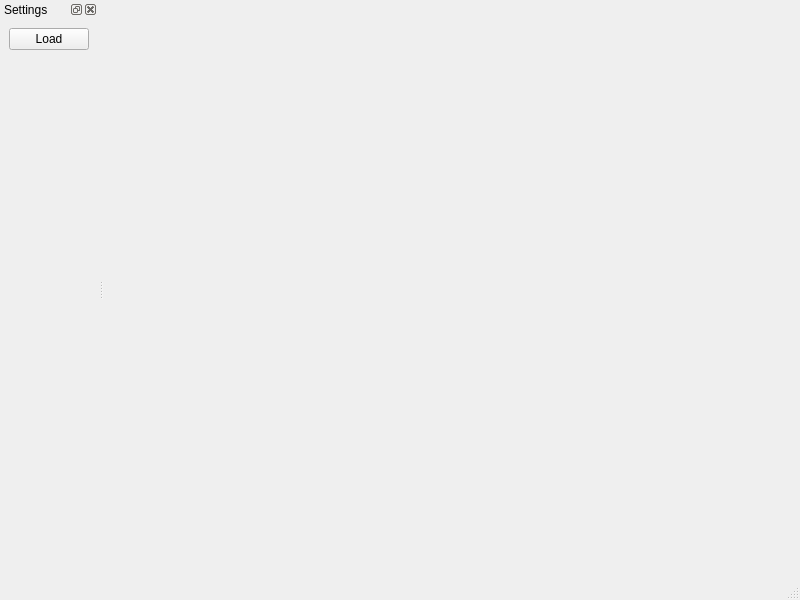
Qt form src/geoPortal/ui/MainWindow.ui (AlexBobkov/hyexplorer) before a commit.
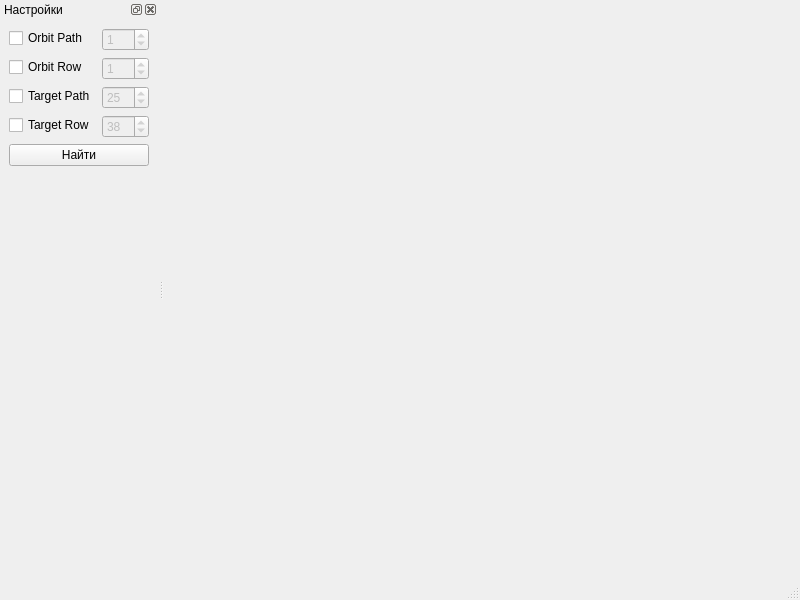
The same form after that commit.

```diff
--- a/src/geoPortal/ui/MainWindow.ui
+++ b/src/geoPortal/ui/MainWindow.ui
@@ -27,7 +27,7 @@
   <widget class="QStatusBar" name="statusbar"/>
   <widget class="QDockWidget" name="dockWidget">
    <property name="windowTitle">
-    <string>Settings</string>
+    <string>Настройки</string>
    </property>
    <attribute name="dockWidgetArea">
     <number>1</number>
@@ -35,9 +35,99 @@
    <widget class="QWidget" name="dockWidgetContents">
     <layout class="QVBoxLayout" name="verticalLayout">
      <item>
-      <widget class="QPushButton" name="pushButton">
+      <layout class="QFormLayout" name="formLayout">
+       <item row="0" column="0">
+        <widget class="QCheckBox" name="orbitPathCheckBox">
+         <property name="text">
+          <string>Orbit Path</string>
+         </property>
+        </widget>
+       </item>
+       <item row="0" column="1">
+        <widget class="QSpinBox" name="orbitPathSpinBox">
+         <property name="enabled">
+          <bool>false</bool>
+         </property>
+         <property name="maximum">
+          <number>233</number>
+         </property>
+         <property name="value">
+          <number>1</number>
+         </property>
+        </widget>
+       </item>
+       <item row="1" column="0">
+        <widget class="QCheckBox" name="orbitRowCheckBox">
+         <property name="text">
+          <string>Orbit Row</string>
+         </property>
+        </widget>
+       </item>
+       <item row="1" column="1">
+        <widget class="QSpinBox" name="orbitRowSpinBox">
+         <property name="enabled">
+          <bool>false</bool>
+         </property>
+         <property name="maximum">
+          <number>248</number>
+         </property>
+         <property name="value">
+          <number>1</number>
+         </property>
+        </widget>
+       </item>
+       <item row="2" column="0">
+        <widget class="QCheckBox" name="targetPathCheckBox">
+         <property name="text">
+          <string>Target Path</string>
+         </property>
+        </widget>
+       </item>
+       <item row="2" column="1">
+        <widget class="QSpinBox" name="targetPathSpinBox">
+         <property name="enabled">
+          <bool>false</bool>
+         </property>
+         <property name="minimum">
+          <number>1</number>
+         </property>
+         <property name="maximum">
+          <number>233</number>
+         </property>
+         <property name="value">
+          <number>25</number>
+         </property>
+        </widget>
+       </item>
+       <item row="3" column="0">
+        <widget class="QCheckBox" name="targetRowCheckBox">
+         <property name="text">
+          <string>Target Row</string>
+         </property>
+        </widget>
+       </item>
+       <item row="3" column="1">
+        <widget class="QSpinBox" name="targetRowSpinBox">
+         <property name="enabled">
+          <bool>false</bool>
+         </property>
+         <property name="minimum">
+          <number>1</number>
+         </property>
+         <property name="maximum">
+          <number>248</number>
+         </property>
+         <property name="value">
+          <number>38</number>
+         </property>
+        </widget>
+       </item>
+      </layout>
+     </item>
+     <item>
+      <widget class="QPushButton" name="doQueryButton">
        <property name="text">
-        <string>Load</string>
+        <string>Найти</string>
        </property>
       </widget>
      </item>
```
Left out of the diff: 69 changed lines with no effect on the pictures.
